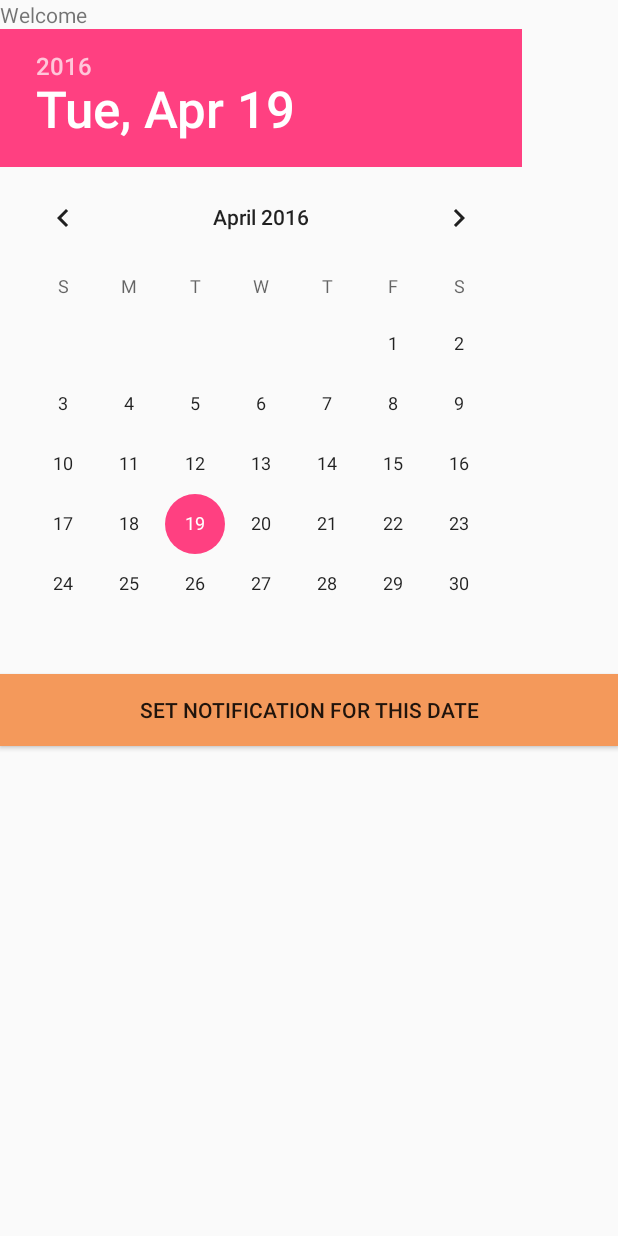
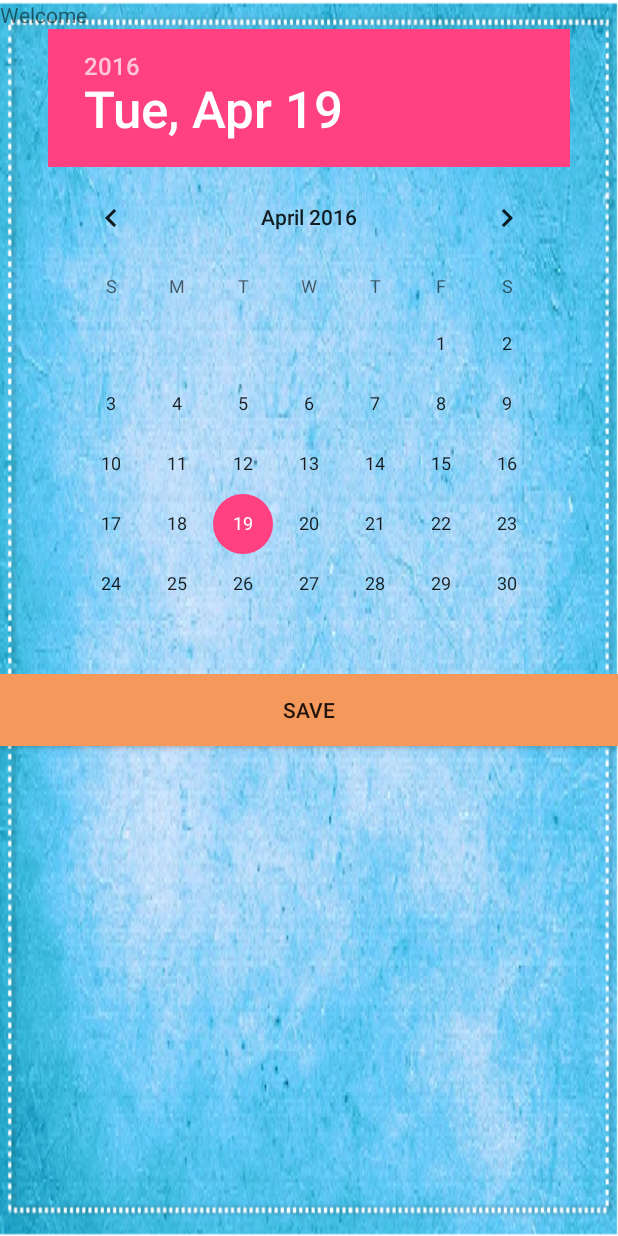
Before and after one commit to pyrophos/CS4398, an Android app: the ReminderDate screen opened directly, with no data from a screen before it, on a phone screen of 412 x 824 dp. Run offline under Robolectric (Android 15) with nearby library versions, the phone set to English and light mode, and no system bars; 1 statement that could not run was skipped.

Commit message:
edited to look better

```diff
--- a/PassphraseGenerator/app/src/main/res/layout/activity_main.xml
+++ b/PassphraseGenerator/app/src/main/res/layout/activity_main.xml
@@ -2,7 +2,9 @@
 <LinearLayout xmlns:android="http://schemas.android.com/apk/res/android"
     android:layout_width="fill_parent"
     android:layout_height="fill_parent"
-    android:orientation="vertical" >
+    android:orientation="vertical"
+    android:background="@drawable/plainbackground"
+    android:weightSum="1">
 
     <TextView
         android:layout_width="fill_parent"
@@ -11,15 +13,27 @@
 
     <DatePicker
         android:id="@+id/scheduleTimePicker"
-        android:layout_width="match_parent"
-        android:layout_height="wrap_content" />
+        android:layout_width="wrap_content"
+        android:layout_height="wrap_content"
+        android:foregroundGravity="center|fill_horizontal|center_horizontal|fill"
+        android:layout_gravity="center_horizontal" />
 
-    <Button
-        android:id="@+id/selectButton"
+    <LinearLayout
+        android:orientation="horizontal"
         android:layout_width="fill_parent"
-        android:layout_height="wrap_content"
-        android:onClick="onDateSelectedButtonClick"
-        android:text="Set notification for this date"
-        android:background="#f4995b" />
+        android:layout_height="fill_parent"
+        android:layout_gravity="center_vertical"
+        android:foregroundGravity="fill_horizontal|center_horizontal">
+
+        <Button
+            android:id="@+id/selectButton"
+            android:layout_width="fill_parent"
+            android:layout_height="wrap_content"
+            android:onClick="onDateSelectedButtonClick"
+            android:text="Save"
+            android:background="#f4995b"
+            android:layout_gravity="center_horizontal" />
+
+    </LinearLayout>
 
 </LinearLayout>
```
